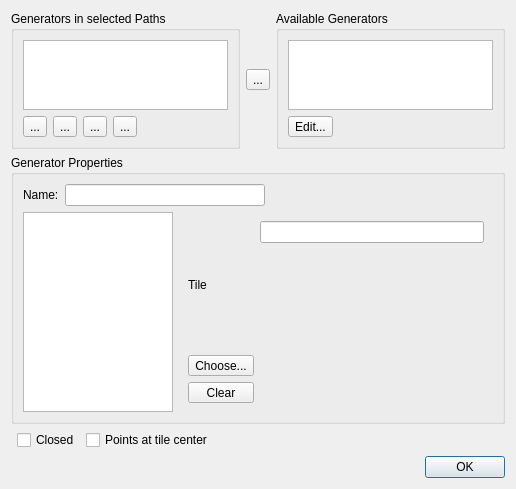
Before: the Qt Designer form src/tiled/pathpropertiesdialog.ui in timbaker/tiled, drawn with Qt 5.
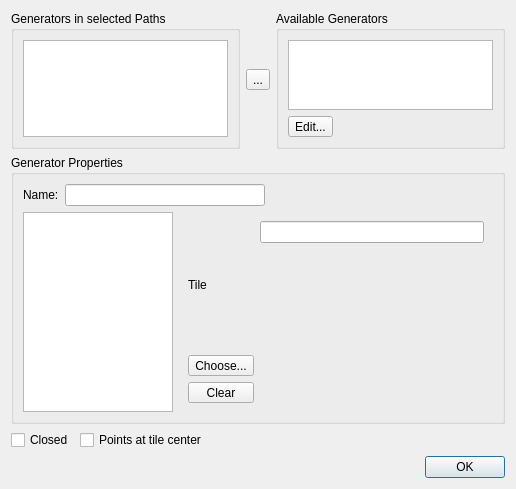
After: the same form once the commit is applied. Icons and pictures are not drawn.

Commit message: Use QToolBar instead of QToolButton in various Path dialogs.

```diff
--- a/src/tiled/pathpropertiesdialog.ui
+++ b/src/tiled/pathpropertiesdialog.ui
@@ -7,7 +7,7 @@
     <x>0</x>
     <y>0</y>
     <width>516</width>
-    <height>465</height>
+    <height>478</height>
    </rect>
   </property>
   <property name="windowTitle">
@@ -26,65 +26,7 @@
          <widget class="QListWidget" name="generatorsList"/>
         </item>
         <item>
-         <layout class="QHBoxLayout" name="horizontalLayout">
-          <item>
-           <widget class="QToolButton" name="duplicate">
-            <property name="text">
-             <string>...</string>
-            </property>
-            <property name="icon">
-             <iconset resource="tiled.qrc">
-              <normaloff>:/images/16x16/stock-duplicate-16.png</normaloff>:/images/16x16/stock-duplicate-16.png</iconset>
-            </property>
-           </widget>
-          </item>
-          <item>
-           <widget class="QToolButton" name="moveUp">
-            <property name="text">
-             <string>...</string>
-            </property>
-            <property name="icon">
-             <iconset resource="tiled.qrc">
-              <normaloff>:/images/16x16/go-up.png</normaloff>:/images/16x16/go-up.png</iconset>
-            </property>
-           </widget>
-          </item>
-          <item>
-           <widget class="QToolButton" name="moveDown">
-            <property name="text">
-             <string>...</string>
-            </property>
-            <property name="icon">
-             <iconset resource="tiled.qrc">
-              <normaloff>:/images/16x16/go-down.png</normaloff>:/images/16x16/go-down.png</iconset>
-            </property>
-           </widget>
-          </item>
-          <item>
-           <widget class="QToolButton" name="removeGenerator">
-            <property name="text">
-             <string>...</string>
-            </property>
-            <property name="icon">
-             <iconset resource="tiled.qrc">
-              <normaloff>:/images/16x16/edit-delete.png</normaloff>:/images/16x16/edit-delete.png</iconset>
-            </property>
-           </widget>
-          </item>
-          <item>
-           <spacer name="horizontalSpacer_2">
-            <property name="orientation">
-             <enum>Qt::Horizontal</enum>
-            </property>
-            <property name="sizeHint" stdset="0">
-             <size>
-              <width>40</width>
-              <height>20</height>
-             </size>
-            </property>
-           </spacer>
-          </item>
-         </layout>
+         <layout class="QHBoxLayout" name="toolBarLayout"/>
         </item>
        </layout>
       </widget>
@@ -308,7 +250,7 @@
    <item row="3" column="0">
     <layout class="QHBoxLayout" name="undoRedoLayout"/>
    </item>
-   <item row="2" column="1">
+   <item row="2" column="0" colspan="2">
     <layout class="QHBoxLayout" name="horizontalLayout_4">
      <item>
       <widget class="QCheckBox" name="closed">
```
Left out of the diff: 48 changed lines with no effect on the pictures. The commit also changes 3 other files.
